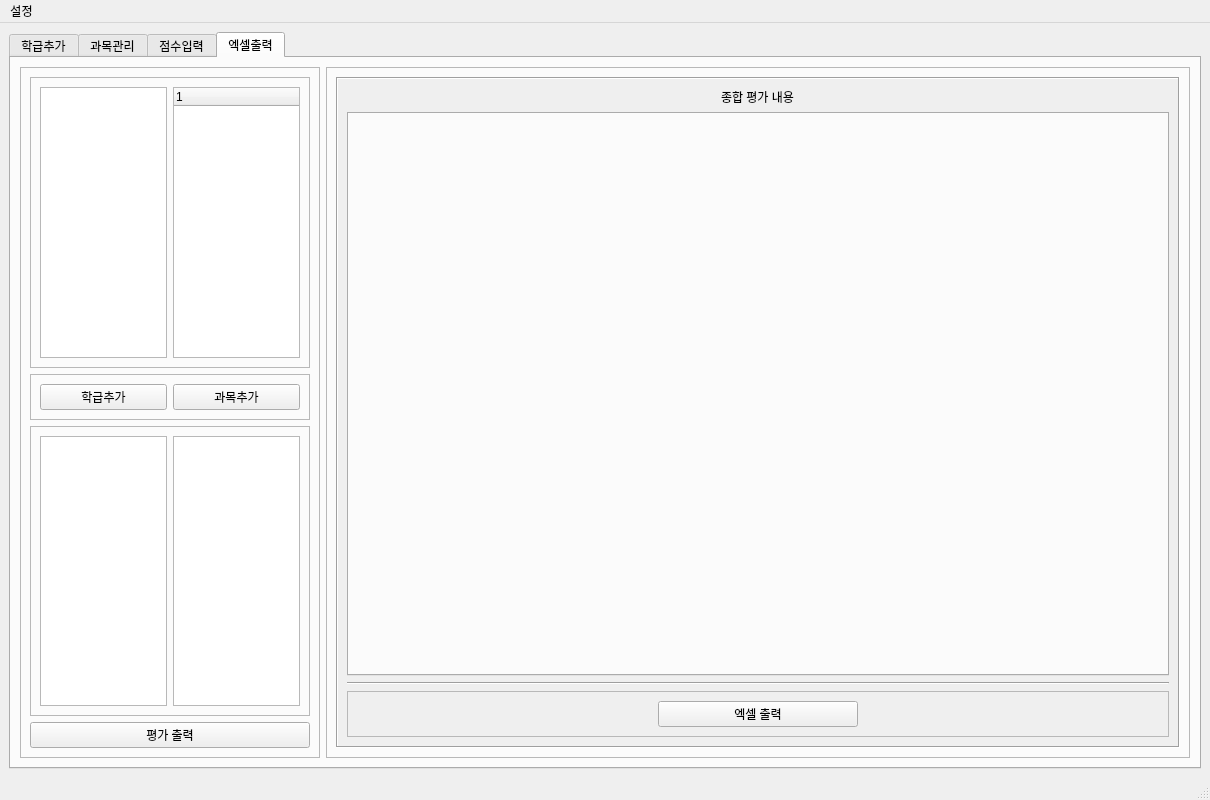
The window that manager.ui (chlwodud77/student-assesment-manager) describes before a commit, drawn with Qt 5.
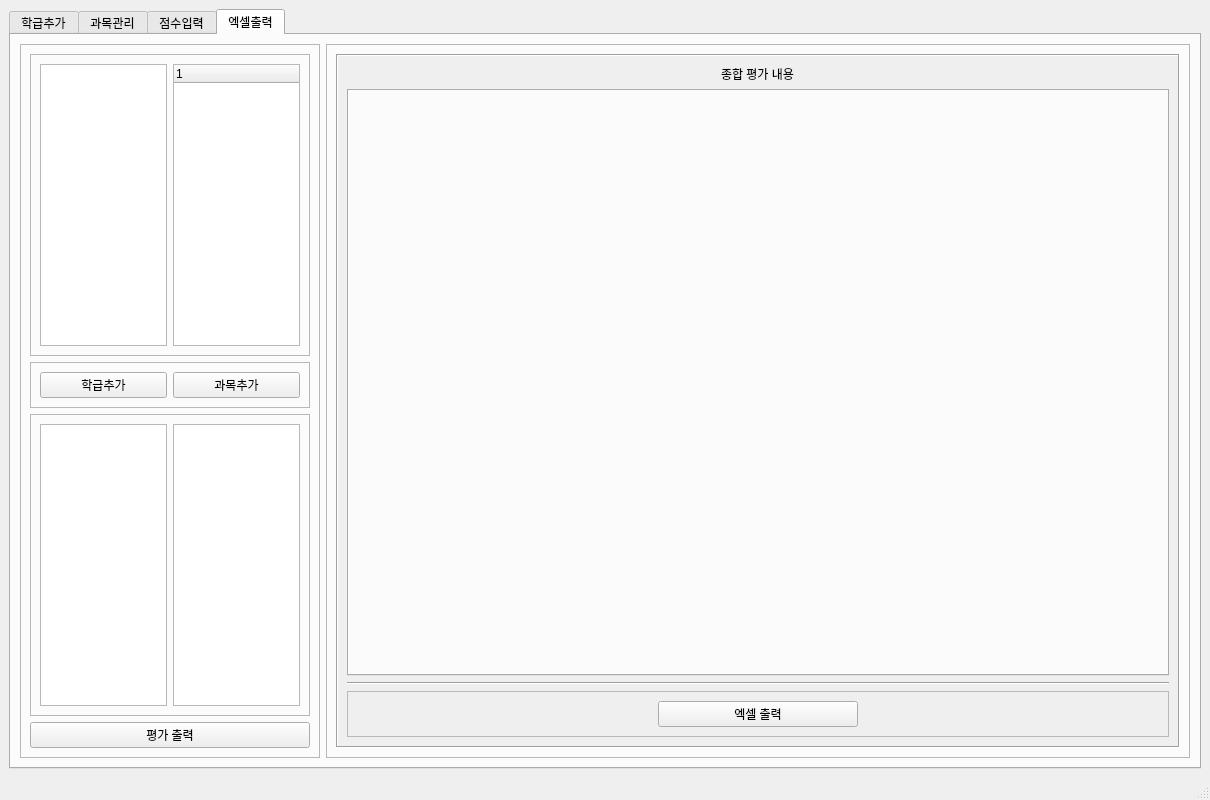
The same window after the commit. The open tabs and pages were chosen to show the change. Icons and pictures are not drawn.

```diff
--- a/manager.ui
+++ b/manager.ui
@@ -1209,8 +1209,8 @@
                <rect>
                 <x>0</x>
                 <y>0</y>
-                <width>238</width>
-                <height>141</height>
+                <width>794</width>
+                <height>670</height>
                </rect>
               </property>
               <layout class="QVBoxLayout" name="verticalLayout_19">
@@ -1282,25 +1282,6 @@
     </item>
    </layout>
   </widget>
-  <widget class="QMenuBar" name="menubar">
-   <property name="geometry">
-    <rect>
-     <x>0</x>
-     <y>0</y>
-     <width>1210</width>
-     <height>22</height>
-    </rect>
-   </property>
-   <widget class="QMenu" name="menu">
-    <property name="title">
-     <string>설정</string>
-    </property>
-    <addaction name="actionImport_DB"/>
-    <addaction name="separator"/>
-    <addaction name="actionBackup_DB"/>
-   </widget>
-   <addaction name="menu"/>
-  </widget>
   <widget class="QStatusBar" name="statusbar"/>
   <action name="actionImport_DB">
    <property name="text">
```
Left out of the diff: 4 changed lines with no effect on the pictures.
